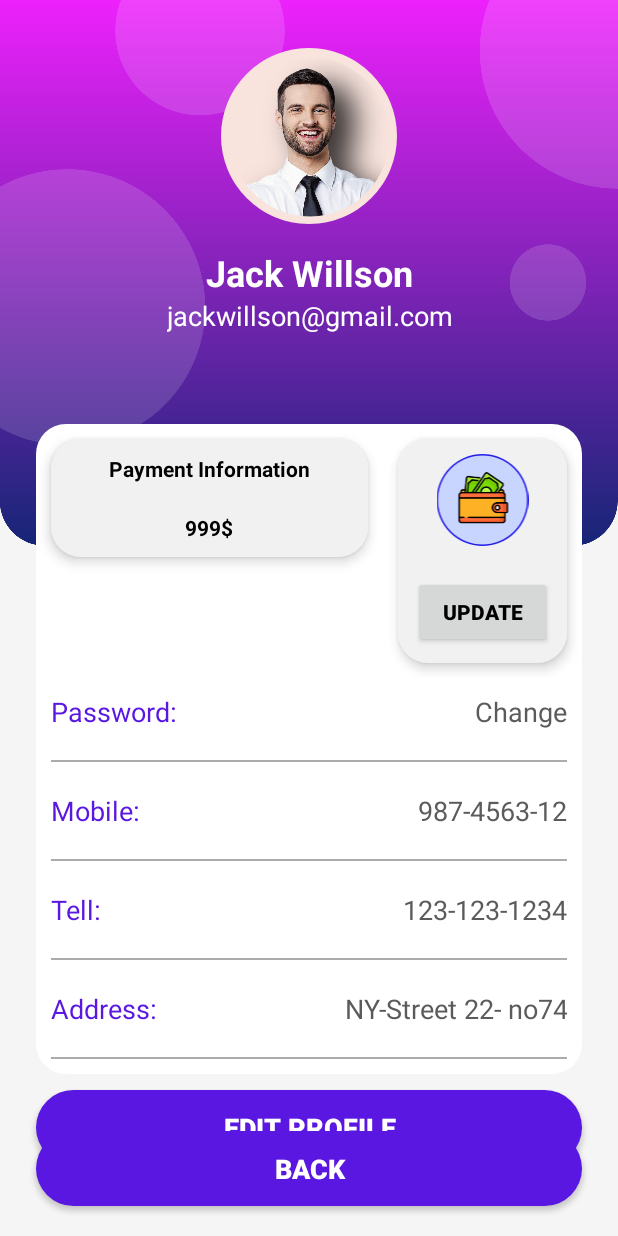
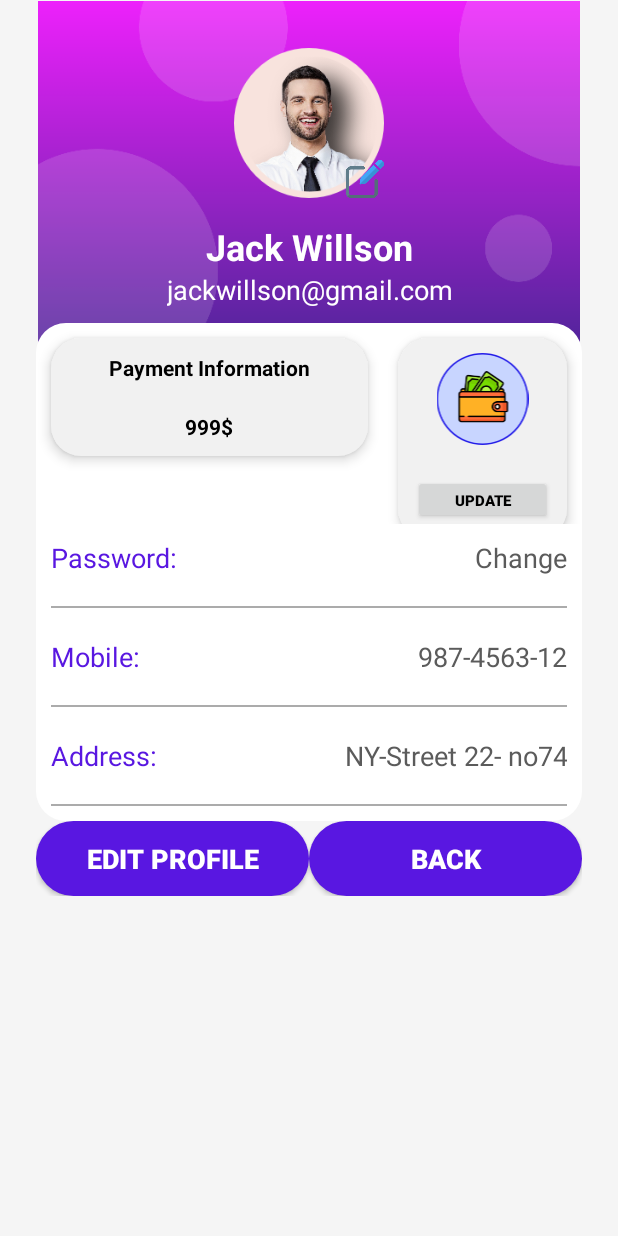
Before and after one commit to danialtien/ShopIT, an Android app: the layout activity_profile.xml on its own in the app's theme, with its tools: preview values and no code run, on a phone screen of 412 x 824 dp. Run offline under Robolectric (Android 15) with nearby library versions, the phone set to English and light mode, and no system bars.

Commit message:
choose able image

```diff
--- a/app/src/main/AndroidManifest.xml
+++ b/app/src/main/AndroidManifest.xml
@@ -32,7 +32,7 @@
             android:name=".HomeActivity"
             android:exported="false" />
         <activity
-            android:name=".MainActivity"
+            android:name=".ProfileActivity"
             android:exported="true">
             <intent-filter>
                 <action android:name="android.intent.action.MAIN" />
--- a/app/src/main/res/layout/activity_profile.xml
+++ b/app/src/main/res/layout/activity_profile.xml
@@ -10,8 +10,8 @@
 
     <ImageView
         android:id="@+id/imageView"
-        android:layout_width="wrap_content"
-        android:layout_height="wrap_content"
+        android:layout_width="361dp"
+        android:layout_height="320dp"
         app:layout_constraintEnd_toEndOf="parent"
         app:layout_constraintStart_toStartOf="parent"
         app:layout_constraintTop_toTopOf="parent"
@@ -19,13 +19,25 @@
 
     <ImageView
         android:id="@+id/imageView2"
-        android:layout_width="wrap_content"
-        android:layout_height="wrap_content"
+        android:layout_width="100dp"
+        android:layout_height="100dp"
         android:layout_marginTop="32dp"
         app:layout_constraintEnd_toEndOf="parent"
         app:layout_constraintStart_toStartOf="parent"
         app:layout_constraintTop_toTopOf="parent"
-        app:srcCompat="@drawable/profile" />
+        app:srcCompat="@drawable/profile"
+        android:scaleType="centerCrop"/>
+
+    <Button
+        android:id="@+id/btnEdit"
+        android:layout_width="25dp"
+        android:layout_height="25dp"
+        android:background="@drawable/btn_edit_ava"
+        android:gravity="center"
+
+
+        app:layout_constraintBottom_toBottomOf="@+id/imageView2"
+        app:layout_constraintEnd_toEndOf="@+id/imageView2" />
 
     <TextView
         android:id="@+id/textView"
@@ -57,7 +69,7 @@
         android:layout_width="match_parent"
         android:layout_height="wrap_content"
         android:layout_marginStart="24dp"
-        android:layout_marginTop="60dp"
+        android:layout_marginTop="10dp"
         android:layout_marginEnd="24dp"
         android:background="@drawable/white_background"
         android:orientation="vertical"
@@ -68,7 +80,7 @@
 
         <LinearLayout
             android:layout_width="match_parent"
-            android:layout_height="match_parent"
+            android:layout_height="134dp"
             android:orientation="horizontal">
 
             <LinearLayout
@@ -105,7 +117,7 @@
 
             <LinearLayout
                 android:layout_width="wrap_content"
-                android:layout_height="wrap_content"
+                android:layout_height="134dp"
                 android:layout_margin="10dp"
                 android:layout_weight="1"
                 android:background="@drawable/top_button_background"
@@ -127,7 +139,7 @@
                     android:text="Update"
                     android:textAlignment="center"
                     android:textColor="#000000"
-                    android:textSize="14sp"
+                    android:textSize="10sp"
                     android:textStyle="bold" />
             </LinearLayout>
         </LinearLayout>
@@ -200,39 +212,6 @@
             android:alpha="0.5"
             android:background="#585858" />
 
-        <LinearLayout
-            android:layout_width="match_parent"
-            android:layout_height="match_parent"
-            android:layout_margin="10dp"
-            android:orientation="horizontal">
-
-            <TextView
-                android:id="@+id/textView5c"
-                android:layout_width="wrap_content"
-                android:layout_height="wrap_content"
-                android:layout_weight="1"
-                android:text="Tell:"
-                android:textColor="#5917e1"
-                android:textSize="18sp" />
-
-            <TextView
-                android:id="@+id/textView4c"
-                android:layout_width="wrap_content"
-                android:layout_height="wrap_content"
-                android:layout_weight="1"
-                android:text="123-123-1234"
-                android:textAlignment="viewEnd"
-                android:textColor="#5b5b5b"
-                android:textSize="18sp" />
-        </LinearLayout>
-
-        <androidx.appcompat.widget.AppCompatImageView
-            android:id="@+id/appCompatImageView3"
-            android:layout_width="match_parent"
-            android:layout_height="1dp"
-            android:layout_margin="10dp"
-            android:alpha="0.5"
-            android:background="#585858" />
 
         <LinearLayout
             android:layout_width="match_parent"
@@ -270,37 +249,37 @@
 
     </LinearLayout>
 
+    <LinearLayout
+        android:id="@+id/buttonLayout"
+        android:layout_width="0dp"
+        android:layout_height="wrap_content"
+        android:orientation="horizontal"
+        app:layout_constraintEnd_toEndOf="@+id/linearLayout"
+        app:layout_constraintStart_toStartOf="@+id/linearLayout"
+        app:layout_constraintTop_toBottomOf="@+id/linearLayout">
+
         <Button
             android:id="@+id/button2"
             android:layout_width="0dp"
             android:layout_height="50dp"
+            android:layout_weight="1"
             android:background="@drawable/button_background"
             android:gravity="center"
             android:text="Edit Profile"
             android:textColor="#ffffff"
             android:textSize="18sp"
-        android:textStyle="bold"
-        app:layout_constraintBottom_toBottomOf="parent"
-        app:layout_constraintEnd_toEndOf="@+id/linearLayout"
-        app:layout_constraintHorizontal_bias="0.0"
-        app:layout_constraintStart_toStartOf="@+id/linearLayout"
-        app:layout_constraintTop_toBottomOf="@+id/linearLayout"
-        app:layout_constraintVertical_bias="0.189" />
+            android:textStyle="bold" />
 
         <Button
             android:id="@+id/buttonBack"
             android:layout_width="0dp"
             android:layout_height="50dp"
+            android:layout_weight="1"
             android:background="@drawable/button_background"
             android:gravity="center"
             android:text="Back"
             android:textColor="#ffffff"
             android:textSize="18sp"
-        android:textStyle="bold"
-        app:layout_constraintBottom_toBottomOf="parent"
-        app:layout_constraintEnd_toEndOf="@+id/linearLayout"
-        app:layout_constraintHorizontal_bias="0.0"
-        app:layout_constraintStart_toStartOf="@+id/linearLayout"
-        app:layout_constraintTop_toBottomOf="@+id/linearLayout"
-        app:layout_constraintVertical_bias="0.659" />
+            android:textStyle="bold" />
+    </LinearLayout>
 </androidx.constraintlayout.widget.ConstraintLayout>
```
Also changed, not shown: app/src/main/java/com/trainh/assignmentprm/ProfileActivity.java (added, +107 -0 lines), app/src/main/res/drawable/btn_edit_ava.png (added). Lines whose indentation alone changed are shown as unchanged.
